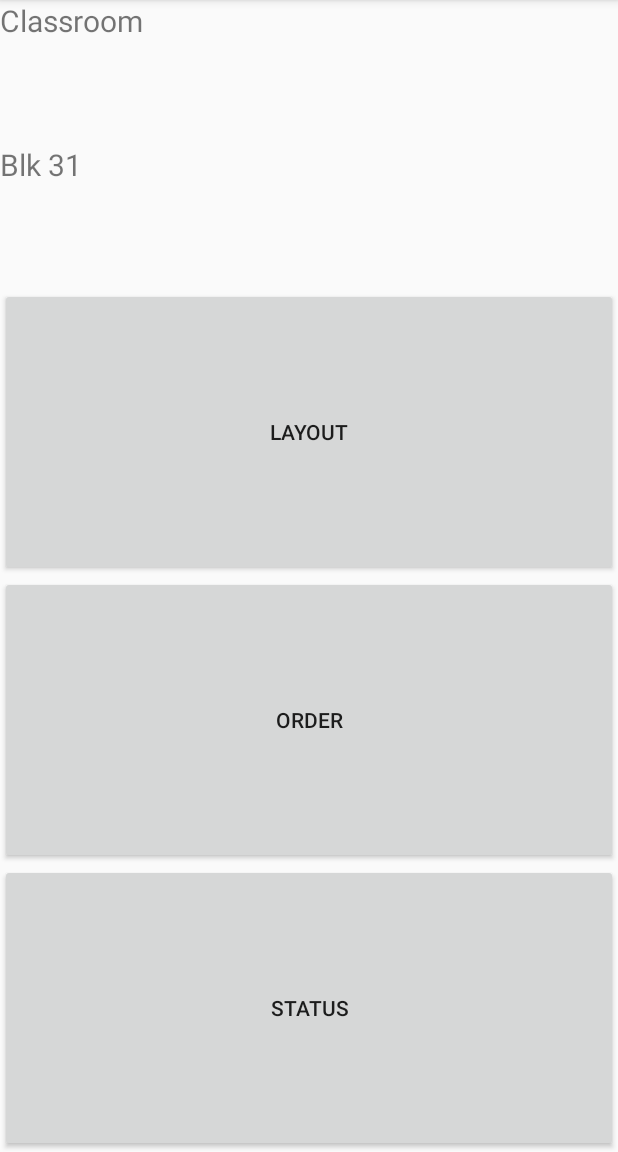
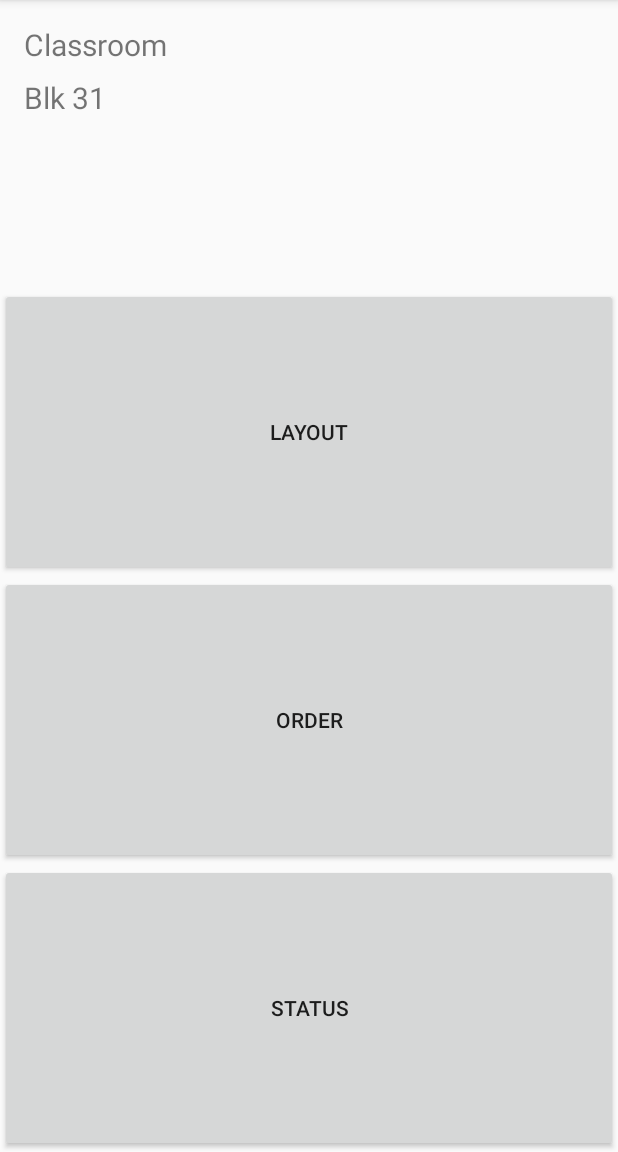
Before and after one commit to zyantoh/giraffe, an Android app: the screen it shows after launch (SelectActivity), after a tap on "Classroom", on a phone screen of 412 x 824 dp, the part 84-1236 px from its top. Run offline under Robolectric (Android 15) with nearby library versions, the phone set to English and light mode, and no system bars.

Commit message:
Added OrderActivity, make some changes to select activity.

```diff
--- a/android/app/src/main/AndroidManifest.xml
+++ b/android/app/src/main/AndroidManifest.xml
@@ -9,7 +9,8 @@
         android:roundIcon="@mipmap/ic_launcher_round"
         android:supportsRtl="true"
         android:theme="@style/AppTheme">
-        <activity android:name=".SelectActivity"></activity>
+        <activity android:name=".OrderActivity"></activity>
+        <activity android:name=".SelectActivity" />
         <activity android:name=".EmptyActivity" />
         <activity android:name=".MapActivity" />
         <activity android:name=".MainActivity">
--- a/android/app/src/main/res/layout/activity_select.xml
+++ b/android/app/src/main/res/layout/activity_select.xml
@@ -14,28 +14,35 @@
         android:layout_weight="1"
         android:orientation="horizontal">
 
-        <LinearLayout
+        <androidx.constraintlayout.widget.ConstraintLayout
             android:layout_width="match_parent"
             android:layout_height="match_parent"
-            android:layout_weight="1"
-            android:orientation="vertical">
+            android:layout_weight="1">
 
             <TextView
                 android:id="@+id/textView8"
                 android:layout_width="match_parent"
                 android:layout_height="wrap_content"
+                android:layout_marginStart="16dp"
+                android:layout_marginTop="16dp"
                 android:layout_weight="1"
                 android:text="TextView"
-                android:textSize="20sp" />
+                android:textSize="20sp"
+                app:layout_constraintStart_toStartOf="parent"
+                app:layout_constraintTop_toTopOf="parent" />
 
             <TextView
                 android:id="@+id/textView9"
                 android:layout_width="match_parent"
                 android:layout_height="wrap_content"
+                android:layout_marginStart="16dp"
+                android:layout_marginTop="8dp"
                 android:layout_weight="1"
                 android:text="TextView"
-                android:textSize="20sp" />
-        </LinearLayout>
+                android:textSize="20sp"
+                app:layout_constraintStart_toStartOf="parent"
+                app:layout_constraintTop_toBottomOf="@+id/textView8" />
+        </androidx.constraintlayout.widget.ConstraintLayout>
 
     </LinearLayout>
 
```
Also changed, not shown: android/app/src/main/java/com/giraffe/OrderActivity.kt (added, +12 -0 lines), android/app/src/main/res/layout/activity_order.xml (added, +9 -0 lines).
